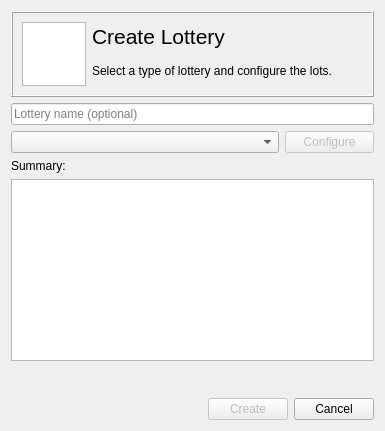
Old version of the form gui/drawingsetupdialog.ui in the repository Soerboe/Urim.
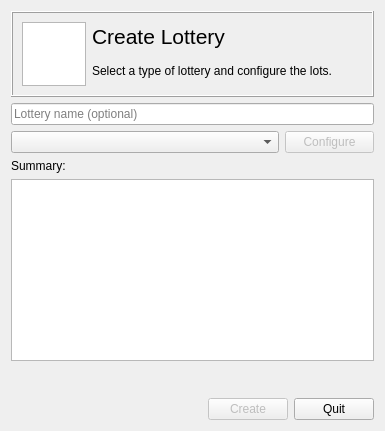
New version of the form.

Patch:
```diff
--- a/gui/drawingsetupdialog.ui
+++ b/gui/drawingsetupdialog.ui
@@ -176,7 +176,7 @@
        <item>
         <widget class="QPushButton" name="cancelButton">
          <property name="text">
-          <string>Cancel</string>
+          <string>Quit</string>
          </property>
         </widget>
        </item>
```
Left out of the diff: 2 changed lines with no effect on the pictures.
